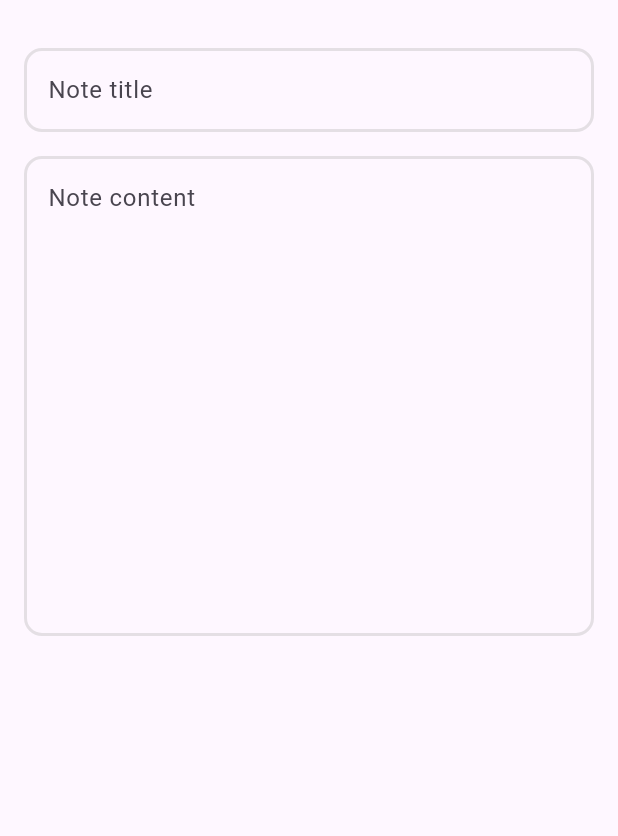
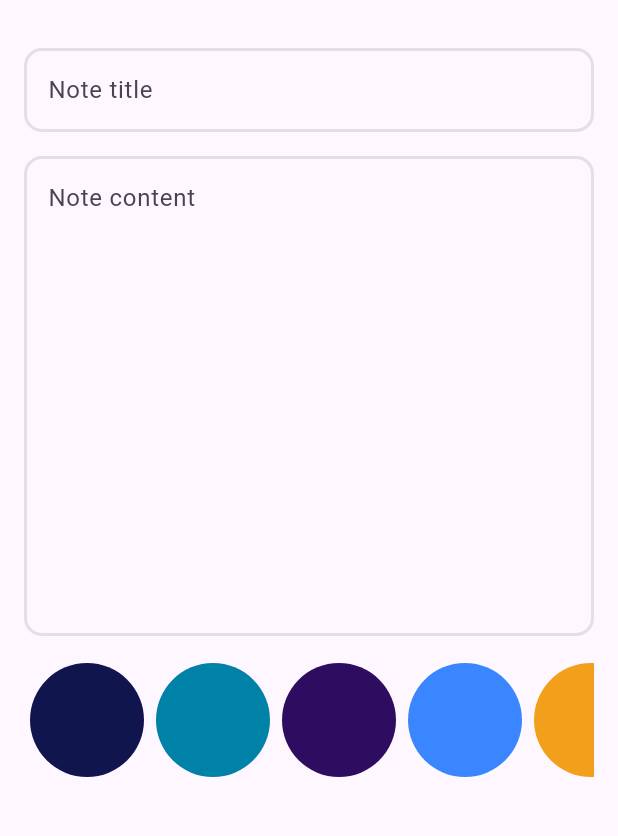
Before and after one commit to AliA5y/pretty_notes, a Flutter app: the EditNoteView screen opened directly with empty values, on a phone screen of 412 x 824 dp, the part 81-917 px from its top. Run offline on Flutter 3.47's test engine with Material 3 defaults, Android fonts, the phone set to English and light mode, and no system bars; our stand-ins replace bloc, flutter_bloc, hive, hive_flutter, shared_preferences; accounts and stored records are empty.

Commit message:
add edit color feature

```diff
--- a/lib/views/widgets/add_note_form.dart
+++ b/lib/views/widgets/add_note_form.dart
@@ -55,10 +55,7 @@ class _AddNoteFormState extends State<AddNoteForm> {
                     maxLength: 12,
                   ),
                   const SizedBox(height: 16),
-                  const SizedBox(
-                    height: 80,
-                    child: ColorsList(),
-                  ),
+                  const ColorsList(),
                   const SizedBox(height: 16),
                   SubmitButton(
                     isLoading: state is AddNoteLoading,
--- /dev/null
+++ b/lib/views/widgets/color_item.dart
@@ -0,0 +1,25 @@
+import 'package:flutter/material.dart';
+
+class ColorItem extends StatelessWidget {
+  const ColorItem({
+    super.key,
+    required this.isSelected,
+    required this.color,
+  });
+  final bool isSelected;
+  final Color color;
+  @override
+  Widget build(BuildContext context) {
+    return Padding(
+      padding: const EdgeInsets.symmetric(horizontal: 4),
+      child: CircleAvatar(
+        radius: 38,
+        backgroundColor: isSelected ? Theme.of(context).highlightColor : color,
+        child: CircleAvatar(
+          radius: 32,
+          backgroundColor: color,
+        ),
+      ),
+    );
+  }
+}
--- a/lib/views/widgets/edit_note_view_body.dart
+++ b/lib/views/widgets/edit_note_view_body.dart
@@ -1,5 +1,7 @@
 import 'package:flutter/material.dart';
+import 'package:pretty_notes/constants.dart';
 import 'package:pretty_notes/models/note_model.dart';
+import 'package:pretty_notes/views/widgets/color_item.dart';
 import 'package:pretty_notes/views/widgets/custom_text_form_field.dart';
 import 'package:pretty_notes/views/widgets/notes_app_bar.dart';
 
@@ -13,6 +15,7 @@ class EditNoteViewBody extends StatefulWidget {
 
 class _EditNoteViewBodyState extends State<EditNoteViewBody> {
   String? title, content;
+  int? newColorIndex;
   @override
   Widget build(BuildContext context) {
     return Column(
@@ -24,6 +27,9 @@ class _EditNoteViewBodyState extends State<EditNoteViewBody> {
             }
             if (content != null) {
               widget.note.subtitle = content!;
+            }
+            if (newColorIndex != null) {
+              widget.note.color = colors[newColorIndex!].value;
             }
             widget.note.save();
             Navigator.pop(context);
@@ -54,6 +60,12 @@ class _EditNoteViewBodyState extends State<EditNoteViewBody> {
                     hint: 'Note content',
                     maxLength: 12,
                   ),
+                  const SizedBox(height: 16),
+                  EditNoteColorsList(
+                      note: widget.note,
+                      onSelect: (index) {
+                        newColorIndex = index;
+                      })
                 ],
               ),
             ),
@@ -63,3 +75,42 @@ class _EditNoteViewBodyState extends State<EditNoteViewBody> {
     );
   }
 }
+
+class EditNoteColorsList extends StatefulWidget {
+  const EditNoteColorsList({super.key, required this.note, this.onSelect});
+  final NoteModel note;
+  final void Function(int)? onSelect;
+
+  @override
+  State<EditNoteColorsList> createState() => _EditNoteColorsListState();
+}
+
+class _EditNoteColorsListState extends State<EditNoteColorsList> {
+  late int currentIndex;
+  @override
+  void initState() {
+    super.initState();
+    currentIndex = colors.indexOf(Color(widget.note.color));
+  }
+
+  @override
+  Widget build(BuildContext context) {
+    return SizedBox(
+      height: 80,
+      child: ListView.builder(
+        itemCount: colors.length,
+        scrollDirection: Axis.horizontal,
+        itemBuilder: (context, index) {
+          return GestureDetector(
+              onTap: () {
+                currentIndex = index;
+                widget.onSelect!(index);
+                setState(() {});
+              },
+              child: ColorItem(
+                  color: colors[index], isSelected: currentIndex == index));
+        },
+      ),
+    );
+  }
+}
```
Also changed, not shown: lib/views/widgets/colors_list.dart (+6 -25 lines).
